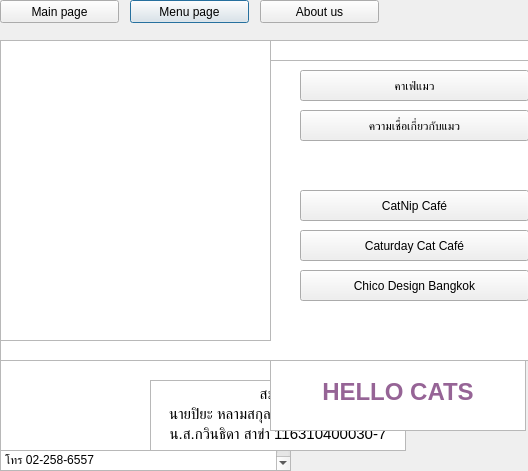
First picture: the form in pjmini.ui, repository eiskawinnn/python-minipj, before the edit.
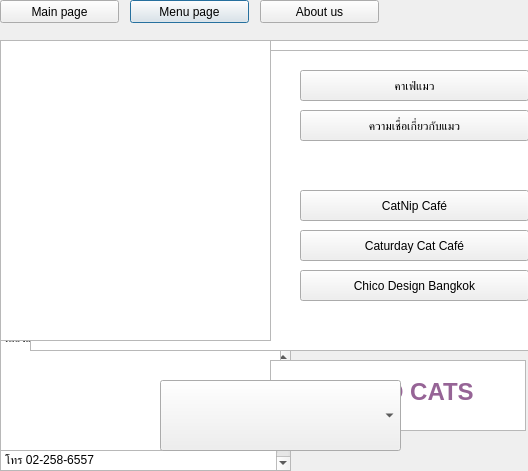
Second picture: the form after the edit. Icons and pictures are not drawn.

What changed in the file:
```diff
--- a/pjmini.ui
+++ b/pjmini.ui
@@ -331,8 +331,8 @@
   <widget class="QListWidget" name="listWidget">
    <property name="geometry">
     <rect>
-     <x>0</x>
-     <y>60</y>
+     <x>30</x>
+     <y>50</y>
      <width>531</width>
      <height>301</height>
     </rect>
@@ -341,28 +341,6 @@
     <string notr="true">background-image: url(:/cat/photo/5.jpg);</string>
    </property>
   </widget>
-  <widget class="QTextBrowser" name="textBrowser">
-   <property name="geometry">
-    <rect>
-     <x>150</x>
-     <y>380</y>
-     <width>256</width>
-     <height>71</height>
-    </rect>
-   </property>
-   <property name="styleSheet">
-    <string notr="true">background-image: url(:/cat/photo/ปุ่ม2.jpg);</string>
-   </property>
-   <property name="html">
-    <string>&lt;!DOCTYPE HTML PUBLIC &quot;-//W3C//DTD HTML 4.0//EN&quot; &quot;http://www.w3.org/TR/REC-html40/strict.dtd&quot;&gt;
-&lt;html&gt;&lt;head&gt;&lt;meta name=&quot;qrichtext&quot; content=&quot;1&quot; /&gt;&lt;style type=&quot;text/css&quot;&gt;
-p, li { white-space: pre-wrap; }
-&lt;/style&gt;&lt;/head&gt;&lt;body style=&quot; font-family:'MS Shell Dlg 2'; font-size:8.25pt; font-weight:400; font-style:normal;&quot;&gt;
-&lt;p align=&quot;center&quot; style=&quot; margin-top:0px; margin-bottom:0px; margin-left:0px; margin-right:0px; -qt-block-indent:0; text-indent:0px;&quot;&gt;&lt;span style=&quot; font-size:11pt;&quot;&gt;สมาชิก&lt;/span&gt;&lt;/p&gt;
-&lt;p align=&quot;center&quot; style=&quot; margin-top:0px; margin-bottom:0px; margin-left:0px; margin-right:0px; -qt-block-indent:0; text-indent:0px;&quot;&gt;&lt;span style=&quot; font-size:11pt;&quot;&gt;นายปิยะ หลามสกุล 116310462023-7&lt;/span&gt;&lt;/p&gt;
-&lt;p align=&quot;center&quot; style=&quot; margin-top:0px; margin-bottom:0px; margin-left:0px; margin-right:0px; -qt-block-indent:0; text-indent:0px;&quot;&gt;&lt;span style=&quot; font-size:11pt;&quot;&gt;น.ส.กวินธิดา สาขำ 116310400030-7&lt;/span&gt;&lt;/p&gt;&lt;/body&gt;&lt;/html&gt;</string>
-   </property>
-  </widget>
   <widget class="QTextBrowser" name="textBrowser_2">
    <property name="geometry">
     <rect>
@@ -384,6 +362,16 @@
 &lt;p align=&quot;center&quot; style=&quot; margin-top:0px; margin-bottom:0px; margin-left:0px; margin-right:0px; -qt-block-indent:0; text-indent:0px;&quot;&gt;&lt;span style=&quot; font-size:18pt; font-weight:600; color:#966496;&quot;&gt;HELLO CATS&lt;/span&gt;&lt;/p&gt;&lt;/body&gt;&lt;/html&gt;</string>
    </property>
   </widget>
+  <widget class="QComboBox" name="comboBox">
+   <property name="geometry">
+    <rect>
+     <x>160</x>
+     <y>380</y>
+     <width>241</width>
+     <height>71</height>
+    </rect>
+   </property>
+  </widget>
   <zorder>listView</zorder>
   <zorder>plainTextEdit_3</zorder>
   <zorder>plainTextEdit_4</zorder>
@@ -399,10 +387,10 @@
   <zorder>pushButton_14</zorder>
   <zorder>pushButton_13</zorder>
   <zorder>listView_5</zorder>
-  <zorder>textBrowser</zorder>
   <zorder>textBrowser_2</zorder>
   <zorder>listView_6</zorder>
   <zorder>listView_4</zorder>
+  <zorder>comboBox</zorder>
  </widget>
  <resources>
   <include location="image.qrc"/>
```
Left out of the diff: 224 changed lines with no effect on the pictures.
